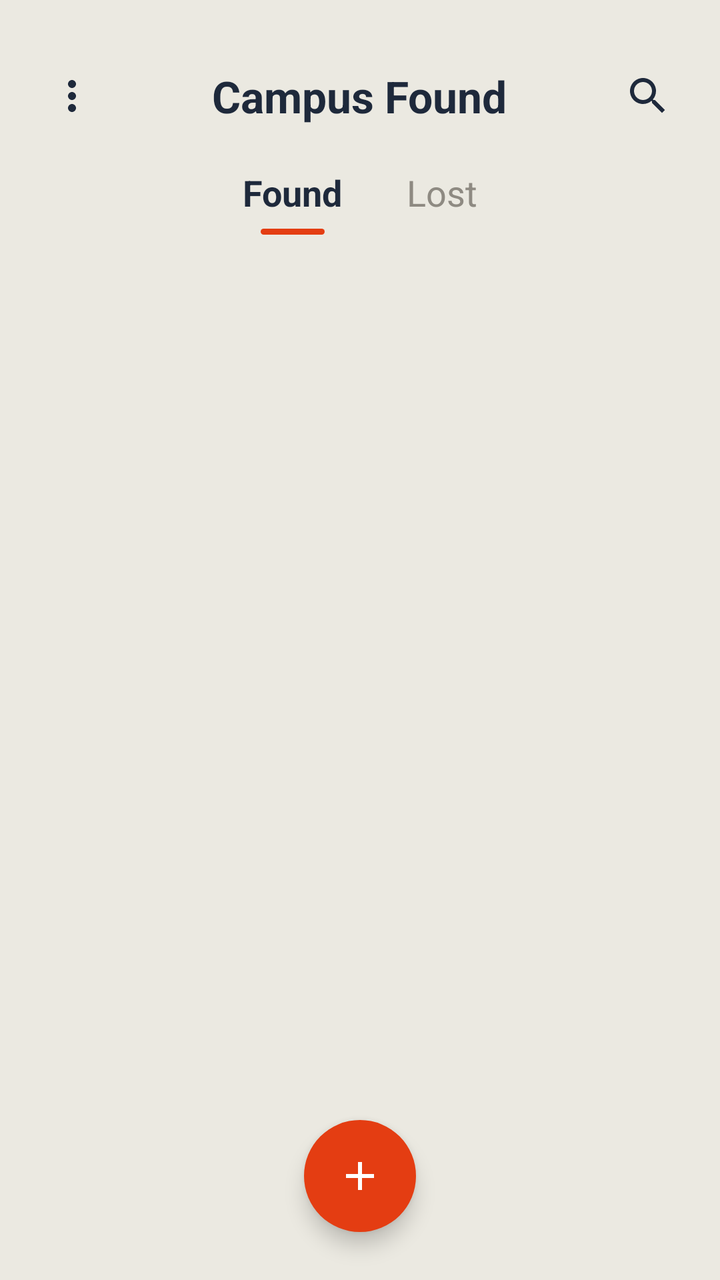
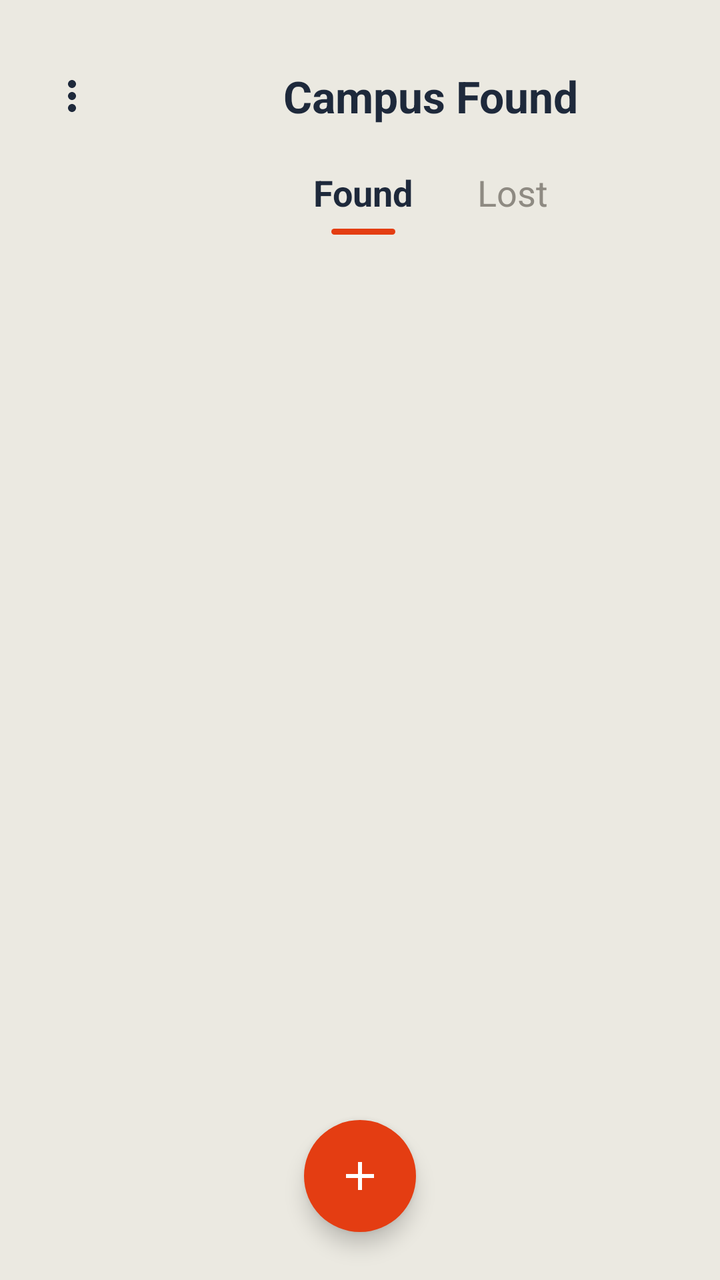

An Android layout rendered at two revisions. The XML below is the earlier revision; the diff shows what the commit changed to produce the second picture.
<!-- AndroidManifest.xml: application theme Theme.LostAndFound -->
<!-- res/layout/activity_found.xml -->
<?xml version="1.0" encoding="utf-8"?>
<FrameLayout xmlns:android="http://schemas.android.com/apk/res/android"
    xmlns:app="http://schemas.android.com/apk/res-auto"
    android:layout_width="match_parent"
    android:layout_height="match_parent"
    android:background="#EBE9E1">

    <LinearLayout
        android:layout_width="match_parent"
        android:layout_height="match_parent"
        android:orientation="vertical"
        android:padding="16dp">

        <RelativeLayout
            android:layout_width="match_parent"
            android:layout_height="wrap_content"
            android:layout_marginTop="12dp"
            android:layout_marginBottom="16dp">

            <ImageButton
                android:id="@+id/btnMenu"
                android:layout_width="40dp"
                android:layout_height="40dp"
                android:layout_alignParentStart="true"
                android:layout_centerVertical="true"
                android:background="?attr/selectableItemBackgroundBorderless"
                android:src="@drawable/ic_more_vert"
                app:tint="#1E293B"
                android:contentDescription="Menu" />

            <TextView
                android:id="@+id/tvFoundTitle"
                android:layout_width="wrap_content"
                android:layout_height="wrap_content"
                android:layout_centerInParent="true"
                android:text="Campus Found"
                android:textColor="#1E293B"
                android:textSize="22sp"
                android:textStyle="bold" />

            <ImageButton
                android:id="@+id/btnSearch"
                android:layout_width="40dp"
                android:layout_height="40dp"
                android:layout_alignParentEnd="true"
                android:layout_centerVertical="true"
                android:background="?attr/selectableItemBackgroundBorderless"
                android:src="@drawable/ic_search"
                app:tint="#1E293B"
                android:contentDescription="Search" />

        </RelativeLayout>

        <LinearLayout
            android:layout_width="match_parent"
            android:layout_height="wrap_content"
            android:orientation="horizontal"
            android:gravity="center"
            android:layout_marginBottom="16dp">

            <LinearLayout
                android:id="@+id/tabFound"
                android:layout_width="wrap_content"
                android:layout_height="wrap_content"
                android:orientation="vertical"
                android:gravity="center_horizontal"
                android:paddingStart="16dp"
                android:paddingEnd="16dp"
                android:clickable="true"
                android:focusable="true">

                <TextView
                    android:id="@+id/tvTabFound"
                    android:layout_width="wrap_content"
                    android:layout_height="wrap_content"
                    android:text="Found"
                    android:textColor="#1E293B"
                    android:textSize="18sp"
                    android:textStyle="bold" />

                <View
                    android:id="@+id/indicatorFound"
                    android:layout_width="32dp"
                    android:layout_height="3dp"
                    android:layout_marginTop="6dp"
                    android:background="@drawable/bg_tab_indicator"
                    android:visibility="visible" />

            </LinearLayout>

            <LinearLayout
                android:id="@+id/tabLost"
                android:layout_width="wrap_content"
                android:layout_height="wrap_content"
                android:orientation="vertical"
                android:gravity="center_horizontal"
                android:paddingStart="16dp"
                android:paddingEnd="16dp"
                android:clickable="true"
                android:focusable="true">

                <TextView
                    android:id="@+id/tvTabLost"
                    android:layout_width="wrap_content"
                    android:layout_height="wrap_content"
                    android:text="Lost"
                    android:textColor="#8E8A82"
                    android:textSize="18sp" />

                <View
                    android:id="@+id/indicatorLost"
                    android:layout_width="32dp"
                    android:layout_height="3dp"
                    android:layout_marginTop="6dp"
                    android:background="@drawable/bg_tab_indicator"
                    android:visibility="invisible" />

            </LinearLayout>

        </LinearLayout>

        <ListView
            android:id="@+id/lvFoundItems"
            android:layout_width="match_parent"
            android:layout_height="0dp"
            android:layout_weight="1"
            android:divider="@android:color/transparent"
            android:dividerHeight="14dp"
            android:clipToPadding="false"
            android:paddingBottom="80dp"
            android:scrollbars="vertical"
            android:nestedScrollingEnabled="true"
            android:overScrollMode="always" />

        <TextView
            android:id="@+id/tvEmptyFound"
            android:layout_width="match_parent"
            android:layout_height="0dp"
            android:layout_weight="1"
            android:gravity="center"
            android:text="No found items posted yet.\nHelp someone by reporting what you found!"
            android:textColor="#8E8A82"
            android:textSize="16sp"
            android:lineSpacingMultiplier="1.4"
            android:visibility="gone" />

    </LinearLayout>

    <ImageButton
        android:id="@+id/btnAddFound"
        android:layout_width="56dp"
        android:layout_height="56dp"
        android:layout_gravity="bottom|center_horizontal"
        android:layout_marginBottom="24dp"
        android:background="@drawable/bg_circle_button"
        android:src="@drawable/ic_add"
        android:elevation="6dp"
        android:contentDescription="Add Found Item" />

</FrameLayout>
<!-- resources referenced by this layout -->
<resources>
  <!-- drawable bg_circle_button (drawable) -->
  <?xml version="1.0" encoding="utf-8"?>
  <shape xmlns:android="http://schemas.android.com/apk/res/android"
      android:shape="oval">
      <solid android:color="#E43D12" />
  </shape>
  <!-- drawable bg_tab_indicator (drawable) -->
  <?xml version="1.0" encoding="utf-8"?>
  <shape xmlns:android="http://schemas.android.com/apk/res/android"
      android:shape="rectangle">
      <corners android:radius="2dp" />
      <solid android:color="#E43D12" />
  </shape>
  <!-- drawable ic_add (drawable) -->
  <vector xmlns:android="http://schemas.android.com/apk/res/android"
      android:width="24dp"
      android:height="24dp"
      android:viewportWidth="24"
      android:viewportHeight="24">
    <path
        android:fillColor="#FFFFFFFF"
        android:pathData="M19,13h-6v6h-2v-6H5v-2h6V5h2v6h6v2z"/>
  </vector>
  <!-- drawable ic_more_vert (drawable) -->
  <vector xmlns:android="http://schemas.android.com/apk/res/android"
      android:width="24dp"
      android:height="24dp"
      android:viewportWidth="24"
      android:viewportHeight="24">
    <path
        android:fillColor="#FF1E293B"
        android:pathData="M12,8c1.1,0 2,-0.9 2,-2s-0.9,-2 -2,-2 -2,0.9 -2,2 0.9,2 2,2zM12,10c-1.1,0 -2,0.9 -2,2s0.9,2 2,2 2,-0.9 2,-2 -0.9,-2 -2,-2zM12,16c-1.1,0 -2,0.9 -2,2s0.9,2 2,2 2,-0.9 2,-2 -0.9,-2 -2,-2z"/>
  </vector>
  <!-- drawable ic_search (drawable) -->
  <vector xmlns:android="http://schemas.android.com/apk/res/android"
      android:width="24dp"
      android:height="24dp"
      android:viewportWidth="24"
      android:viewportHeight="24">
    <path
        android:fillColor="#FF1E293B"
        android:pathData="M15.5,14h-0.79l-0.28,-0.27C15.41,12.59 16,11.11 16,9.5 16,5.91 13.09,3 9.5,3S3,5.91 3,9.5 5.91,16 9.5,16c1.61,0 3.09,-0.59 4.23,-1.57l0.27,0.28v0.79l5,4.99L20.49,19l-4.99,-5zm-6,0C7.01,14 5,11.99 5,9.5S7.01,5 9.5,5 14,7.01 14,9.5 11.99,14 9.5,14z"/>
  </vector>
  <style name="Theme.LostAndFound" parent="Base.Theme.LostAndFound" />
  <style name="Base.Theme.LostAndFound" parent="Theme.Material3.DayNight.NoActionBar">
          
          
      </style>
</resources>

<!-- the commit's change to res/layout/activity_found.xml (unified diff, before → after) -->
@@ -6,8 +6,8 @@
     android:background="#EBE9E1">
 
     <LinearLayout
-        android:layout_width="match_parent"
-        android:layout_height="match_parent"
+        android:layout_width="431dp"
+        android:layout_height="749dp"
         android:orientation="vertical"
         android:padding="16dp">
 
@@ -24,9 +24,9 @@
                 android:layout_alignParentStart="true"
                 android:layout_centerVertical="true"
                 android:background="?attr/selectableItemBackgroundBorderless"
+                android:contentDescription="Menu"
                 android:src="@drawable/ic_more_vert"
-                app:tint="#1E293B"
-                android:contentDescription="Menu" />
+                app:tint="#1E293B" />
 
             <TextView
                 android:id="@+id/tvFoundTitle"
@@ -45,29 +45,29 @@
                 android:layout_alignParentEnd="true"
                 android:layout_centerVertical="true"
                 android:background="?attr/selectableItemBackgroundBorderless"
+                android:contentDescription="Search"
                 android:src="@drawable/ic_search"
-                app:tint="#1E293B"
-                android:contentDescription="Search" />
+                app:tint="#1E293B" />
 
         </RelativeLayout>
 
         <LinearLayout
             android:layout_width="match_parent"
             android:layout_height="wrap_content"
-            android:orientation="horizontal"
+            android:layout_marginBottom="16dp"
             android:gravity="center"
-            android:layout_marginBottom="16dp">
+            android:orientation="horizontal">
 
             <LinearLayout
                 android:id="@+id/tabFound"
                 android:layout_width="wrap_content"
                 android:layout_height="wrap_content"
+                android:clickable="true"
+                android:focusable="true"
+                android:gravity="center_horizontal"
                 android:orientation="vertical"
-                android:gravity="center_horizontal"
                 android:paddingStart="16dp"
-                android:paddingEnd="16dp"
-                android:clickable="true"
-                android:focusable="true">
+                android:paddingEnd="16dp">
 
                 <TextView
                     android:id="@+id/tvTabFound"
@@ -92,12 +92,12 @@
                 android:id="@+id/tabLost"
                 android:layout_width="wrap_content"
                 android:layout_height="wrap_content"
+                android:clickable="true"
+                android:focusable="true"
+                android:gravity="center_horizontal"
                 android:orientation="vertical"
-                android:gravity="center_horizontal"
                 android:paddingStart="16dp"
-                android:paddingEnd="16dp"
-                android:clickable="true"
-                android:focusable="true">
+                android:paddingEnd="16dp">
 
                 <TextView
                     android:id="@+id/tvTabLost"
@@ -124,13 +124,13 @@
             android:layout_width="match_parent"
             android:layout_height="0dp"
             android:layout_weight="1"
+            android:clipToPadding="false"
             android:divider="@android:color/transparent"
             android:dividerHeight="14dp"
-            android:clipToPadding="false"
+            android:nestedScrollingEnabled="true"
+            android:overScrollMode="always"
             android:paddingBottom="80dp"
-            android:scrollbars="vertical"
-            android:nestedScrollingEnabled="true"
-            android:overScrollMode="always" />
+            android:scrollbars="vertical" />
 
         <TextView
             android:id="@+id/tvEmptyFound"
@@ -138,10 +138,10 @@
             android:layout_height="0dp"
             android:layout_weight="1"
             android:gravity="center"
+            android:lineSpacingMultiplier="1.4"
             android:text="No found items posted yet.\nHelp someone by reporting what you found!"
             android:textColor="#8E8A82"
             android:textSize="16sp"
-            android:lineSpacingMultiplier="1.4"
             android:visibility="gone" />
 
     </LinearLayout>
<!-- resource entries referenced after the edit -->
@@ -44,9 +44,6 @@
         android:pathData="M15.5,14h-0.79l-0.28,-0.27C15.41,12.59 16,11.11 16,9.5 16,5.91 13.09,3 9.5,3S3,5.91 3,9.5 5.91,16 9.5,16c1.61,0 3.09,-0.59 4.23,-1.57l0.27,0.28v0.79l5,4.99L20.49,19l-4.99,-5zm-6,0C7.01,14 5,11.99 5,9.5S7.01,5 9.5,5 14,7.01 14,9.5 11.99,14 9.5,14z"/>
   </vector>
   <style name="Theme.LostAndFound" parent="Base.Theme.LostAndFound" />
-  <style name="Base.Theme.LostAndFound" parent="Theme.Material3.DayNight.NoActionBar">
-          
-          
-      </style>
+  <style name="Base.Theme.LostAndFound" parent="Theme.Material3.DayNight.NoActionBar" />
 </resources>
 
